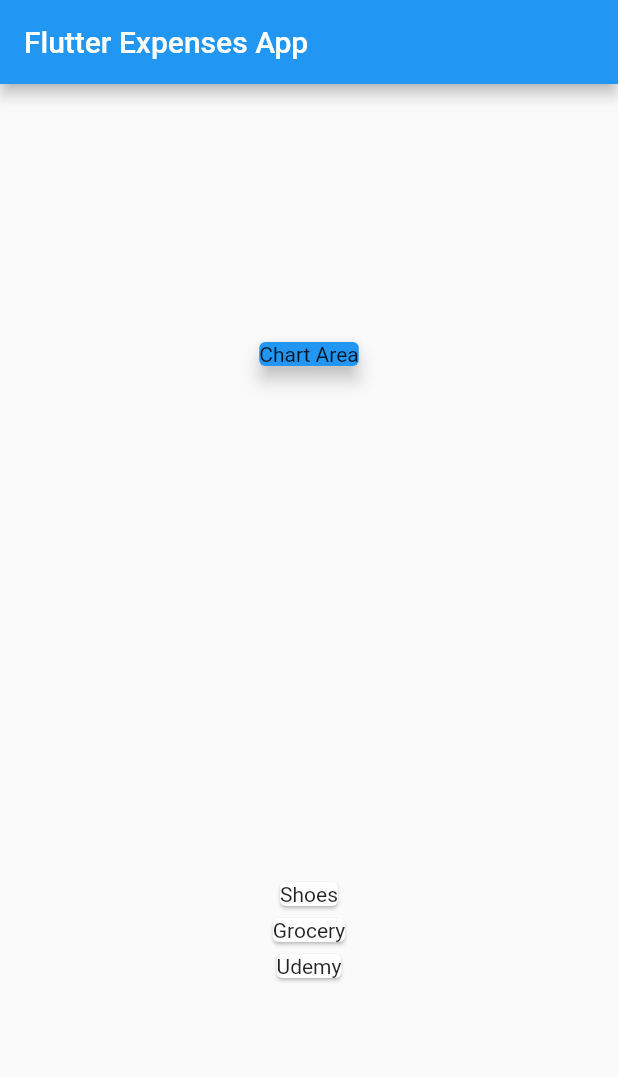
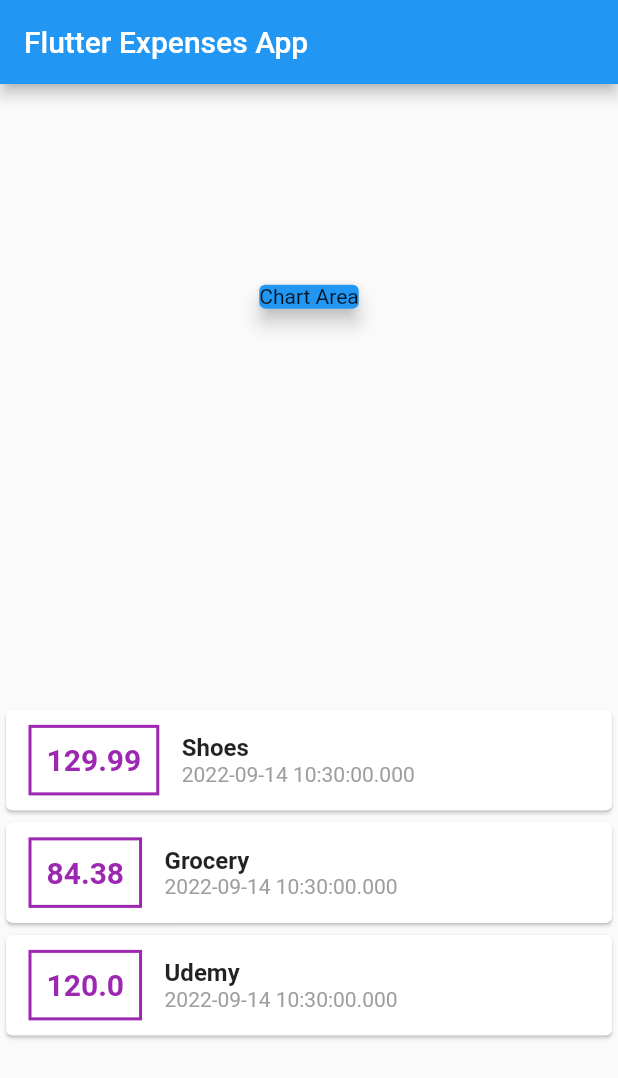
Before and after one commit to arnab/flutter_playground_expenses, a Flutter app: the screen it shows after launch, on a phone screen of 412 x 824 dp. Shown: the top 1078 px of the screen. Run offline on Flutter 3.47's test engine with Material 2 defaults, Android fonts, the phone set to English and light mode, and no system bars.

Commit message:
styled transactions display

```diff
--- a/lib/main.dart
+++ b/lib/main.dart
@@ -48,7 +48,49 @@ class MyHomePage extends StatelessWidget {
           Column(
             children: transactions.map((tx) {
               return Card(
-                child: Text(tx.title),
+                child: Row(
+                  children: [
+                    Container(
+                      margin: const EdgeInsets.symmetric(
+                        vertical: 10,
+                        horizontal: 15,
+                      ),
+                      padding: const EdgeInsets.all(10),
+                      decoration: BoxDecoration(
+                        border: Border.all(
+                          color: Colors.purple,
+                          width: 2,
+                        ),
+                      ),
+                      child: Text(
+                        tx.amount.toString(),
+                        style: const TextStyle(
+                          fontWeight: FontWeight.bold,
+                          fontSize: 20,
+                          color: Colors.purple,
+                        ),
+                      ),
+                    ),
+                    Column(
+                      crossAxisAlignment: CrossAxisAlignment.start,
+                      children: [
+                        Text(
+                          tx.title,
+                          style: const TextStyle(
+                            fontSize: 16,
+                            fontWeight: FontWeight.bold,
+                          ),
+                        ),
+                        Text(
+                          tx.createdAt.toString(),
+                          style: const TextStyle(
+                            color: Colors.grey,
+                          ),
+                        ),
+                      ],
+                    )
+                  ],
+                ),
               );
             }).toList(),
           ),
```
